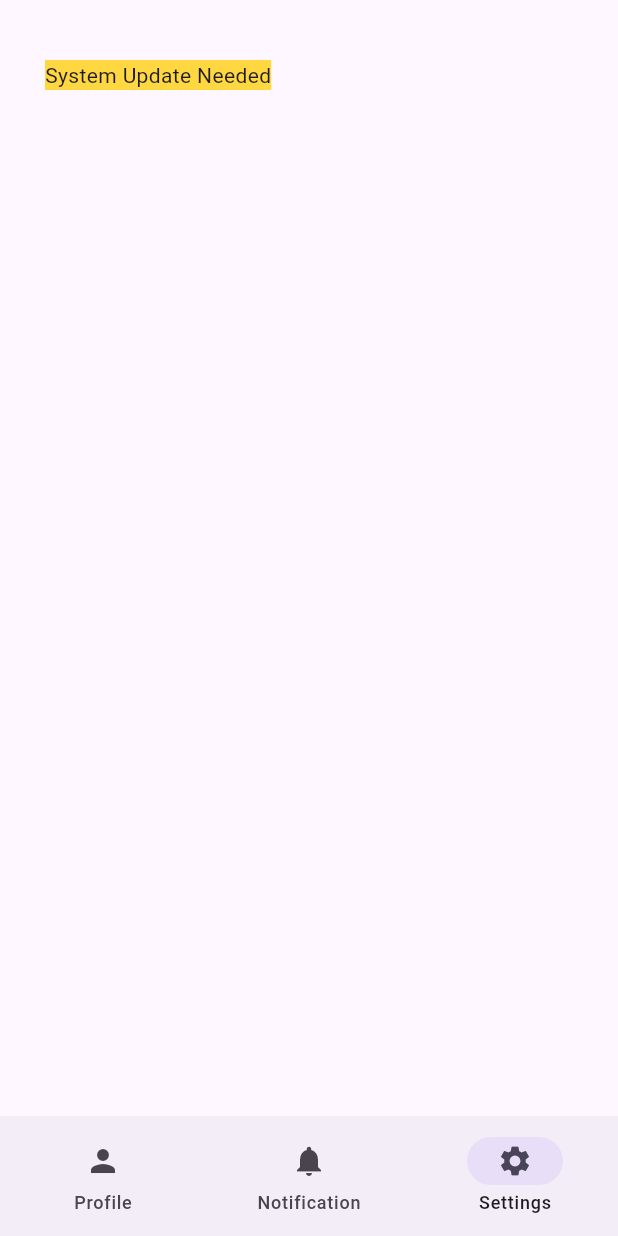
After one commit to wriddhiman-25/Flutter, a Flutter app: the screen it shows after launch, item 3 of the bottom bar chosen, on a phone screen of 412 x 824 dp. The commit adds this screen. Run offline on Flutter 3.47's test engine with Material 3 defaults, Android fonts, the phone set to English and light mode, and no system bars.

Commit message:
Added Profile & settings file

```diff
--- a/my_app/lib/home.dart
+++ b/my_app/lib/home.dart
@@ -1,4 +1,7 @@
 import 'package:flutter/material.dart';
+import 'package:my_app/notification.dart';
+import 'package:my_app/settings.dart';
+import 'package:my_app/profile.dart';
 
 class MyApp extends StatefulWidget {
   const MyApp({super.key});
@@ -8,132 +11,38 @@ class MyApp extends StatefulWidget {
 }
 
 class _MyAppState extends State<MyApp> {
-  int level = 0;
+  int currentIndex = 0;
+  final List<Widget> pages = [ProfilePage(), NotificationPage(), Settings()];
 
   @override
   Widget build(BuildContext context) {
     return MaterialApp(
       home: Scaffold(
-        backgroundColor: Colors.grey[900],
-        appBar: AppBar(
-          title: Text("Profile", style: TextStyle(fontWeight: FontWeight.bold)),
-          foregroundColor: Colors.white,
-          backgroundColor: Colors.black,
-          toolbarHeight: 100,
-          centerTitle: true,
-          actions: [
-            IconButton(
-              icon: Icon(Icons.search),
-              tooltip: "Search",
-              onPressed: () {},
-            ),
-            IconButton(
-              icon: Icon(Icons.more_vert),
-              tooltip: "Menu",
-              onPressed: () {},
-            ),
-          ],
-        ),
-        floatingActionButton: FloatingActionButton(
-          onPressed: () {
+        body: pages[currentIndex],
+        bottomNavigationBar: NavigationBar(
+          selectedIndex: currentIndex,
+          onDestinationSelected: (index) {
             setState(() {
-              level += 1;
+              currentIndex = index;
             });
           },
-          backgroundColor: Colors.grey,
-          child: Icon(Icons.add),
-        ),
-        bottomNavigationBar: NavigationBar(
           destinations: [
-            NavigationDestination(icon: Icon(Icons.person), label: 'Profile'),
+            NavigationDestination(
+              icon: Icon(Icons.person),
+              selectedIcon: Icon(Icons.person),
+              label: 'Profile',
+            ),
             NavigationDestination(
               icon: Icon(Icons.notifications),
+              selectedIcon: Icon(Icons.notifications),
               label: 'Notification',
             ),
             NavigationDestination(
               icon: Icon(Icons.settings),
+              selectedIcon: Icon(Icons.settings),
               label: 'Settings',
             ),
           ],
-        ),
-        body: Padding(
-          padding: EdgeInsets.fromLTRB(30.0, 40.0, 30.0, 0.0),
-          child: Column(
-            crossAxisAlignment: CrossAxisAlignment.start,
-            children: [
-              Center(
-                child: CircleAvatar(
-                  radius: 60,
-                  backgroundImage: AssetImage('Assets/spi2.jpg'),
-                ),
-              ),
-              Divider(height: 60.0, color: Colors.grey),
-              Row(
-                children: [
-                  Icon(Icons.person, color: Colors.grey),
-                  SizedBox(width: 10),
-                  Text(
-                    'NAME',
-                    style: TextStyle(
-                      letterSpacing: 2.0,
-                      color: Colors.grey,
-                      fontSize: 15,
-                    ),
-                  ),
-                ],
-              ),
-              SizedBox(height: 10),
-              Text(
-                'Wriddhiman Dey',
-                style: TextStyle(
-                  color: Colors.amber,
-                  fontWeight: FontWeight.bold,
-                  fontSize: 30,
-                  letterSpacing: 2.0,
-                ),
-              ),
-              SizedBox(height: 20),
-              Row(
-                children: [
-                  Icon(Icons.mail, color: Colors.grey),
-                  SizedBox(width: 10),
-                  Text(
-                    'EMAIL',
-                    style: TextStyle(color: Colors.grey, letterSpacing: 2.0),
-                  ),
-                ],
-              ),
-              SizedBox(height: 10),
-              Text(
-                'wriddhiman25@gmail.com',
-                style: TextStyle(
-                  color: Colors.amber,
-                  letterSpacing: 2.0,
-                  fontSize: 20,
-                ),
-              ),
-              SizedBox(height: 20),
-              Row(
-                children: [
-                  Icon(Icons.grade, color: Colors.grey),
-                  SizedBox(width: 10),
-                  Text(
-                    'LEVEL',
-                    style: TextStyle(color: Colors.grey, letterSpacing: 2.0),
-                  ),
-                ],
-              ),
-              SizedBox(height: 10),
-              Text(
-                '$level',
-                style: TextStyle(
-                  color: Colors.amber,
-                  fontSize: 20,
-                  fontWeight: FontWeight.bold,
-                ),
-              ),
-            ],
-          ),
         ),
       ),
     );
--- /dev/null
+++ b/my_app/lib/profile.dart
@@ -0,0 +1,128 @@
+import 'package:flutter/material.dart';
+
+class ProfilePage extends StatefulWidget {
+  const ProfilePage({super.key});
+
+  @override
+  State<ProfilePage> createState() => _ProfilePageState();
+}
+
+class _ProfilePageState extends State<ProfilePage> {
+  int level = 0;
+
+  @override
+  Widget build(BuildContext context) {
+    return MaterialApp(
+      home: Scaffold(
+        backgroundColor: Colors.grey[900],
+        appBar: AppBar(
+          title: Text("Profile", style: TextStyle(fontWeight: FontWeight.bold)),
+          foregroundColor: Colors.white,
+          backgroundColor: Colors.black,
+          toolbarHeight: 100,
+          centerTitle: true,
+          actions: [
+            IconButton(
+              icon: Icon(Icons.search),
+              tooltip: "Search",
+              onPressed: () {},
+            ),
+            IconButton(
+              icon: Icon(Icons.more_vert),
+              tooltip: "Menu",
+              onPressed: () {},
+            ),
+          ],
+        ),
+        floatingActionButton: FloatingActionButton(
+          onPressed: () {
+            setState(() {
+              level += 1;
+            });
+          },
+          backgroundColor: Colors.grey,
+          child: Icon(Icons.add),
+        ),
+        body: Padding(
+          padding: EdgeInsets.fromLTRB(30.0, 40.0, 30.0, 0.0),
+          child: Column(
+            crossAxisAlignment: CrossAxisAlignment.start,
+            children: [
+              Center(
+                child: CircleAvatar(
+                  radius: 60,
+                  backgroundImage: AssetImage('Assets/spi2.jpg'),
+                ),
+              ),
+              Divider(height: 60.0, color: Colors.grey),
+              Row(
+                children: [
+                  Icon(Icons.person, color: Colors.grey),
+                  SizedBox(width: 10),
+                  Text(
+                    'NAME',
+                    style: TextStyle(
+                      letterSpacing: 2.0,
+                      color: Colors.grey,
+                      fontSize: 15,
+                    ),
+                  ),
+                ],
+              ),
+              SizedBox(height: 10),
+              Text(
+                'Wriddhiman Dey',
+                style: TextStyle(
+                  color: Colors.amber,
+                  fontWeight: FontWeight.bold,
+                  fontSize: 30,
+                  letterSpacing: 2.0,
+                ),
+              ),
+              SizedBox(height: 20),
+              Row(
+                children: [
+                  Icon(Icons.mail, color: Colors.grey),
+                  SizedBox(width: 10),
+                  Text(
+                    'EMAIL',
+                    style: TextStyle(color: Colors.grey, letterSpacing: 2.0),
+                  ),
+                ],
+              ),
+              SizedBox(height: 10),
+              Text(
+                'wriddhiman25@gmail.com',
+                style: TextStyle(
+                  color: Colors.amber,
+                  letterSpacing: 2.0,
+                  fontSize: 20,
+                ),
+              ),
+              SizedBox(height: 20),
+              Row(
+                children: [
+                  Icon(Icons.grade, color: Colors.grey),
+                  SizedBox(width: 10),
+                  Text(
+                    'LEVEL',
+                    style: TextStyle(color: Colors.grey, letterSpacing: 2.0),
+                  ),
+                ],
+              ),
+              SizedBox(height: 10),
+              Text(
+                '$level',
+                style: TextStyle(
+                  color: Colors.amber,
+                  fontSize: 20,
+                  fontWeight: FontWeight.bold,
+                ),
+              ),
+            ],
+          ),
+        ),
+      ),
+    );
+  }
+}
--- /dev/null
+++ b/my_app/lib/settings.dart
@@ -0,0 +1,18 @@
+import 'package:flutter/material.dart';
+
+class Settings extends StatelessWidget {
+  const Settings({super.key});
+
+  @override
+  Widget build(BuildContext context) {
+    return Scaffold(
+      body: Padding(
+        padding: EdgeInsets.fromLTRB(30.0, 40.0, 30.0, 0.0),
+        child: Container(
+          color: Colors.amberAccent,
+          child: Text("System Update Needed"),
+        ),
+      ),
+    );
+  }
+}
```
Also changed, not shown: my_app/lib/notification.dart (+19 -10 lines).
